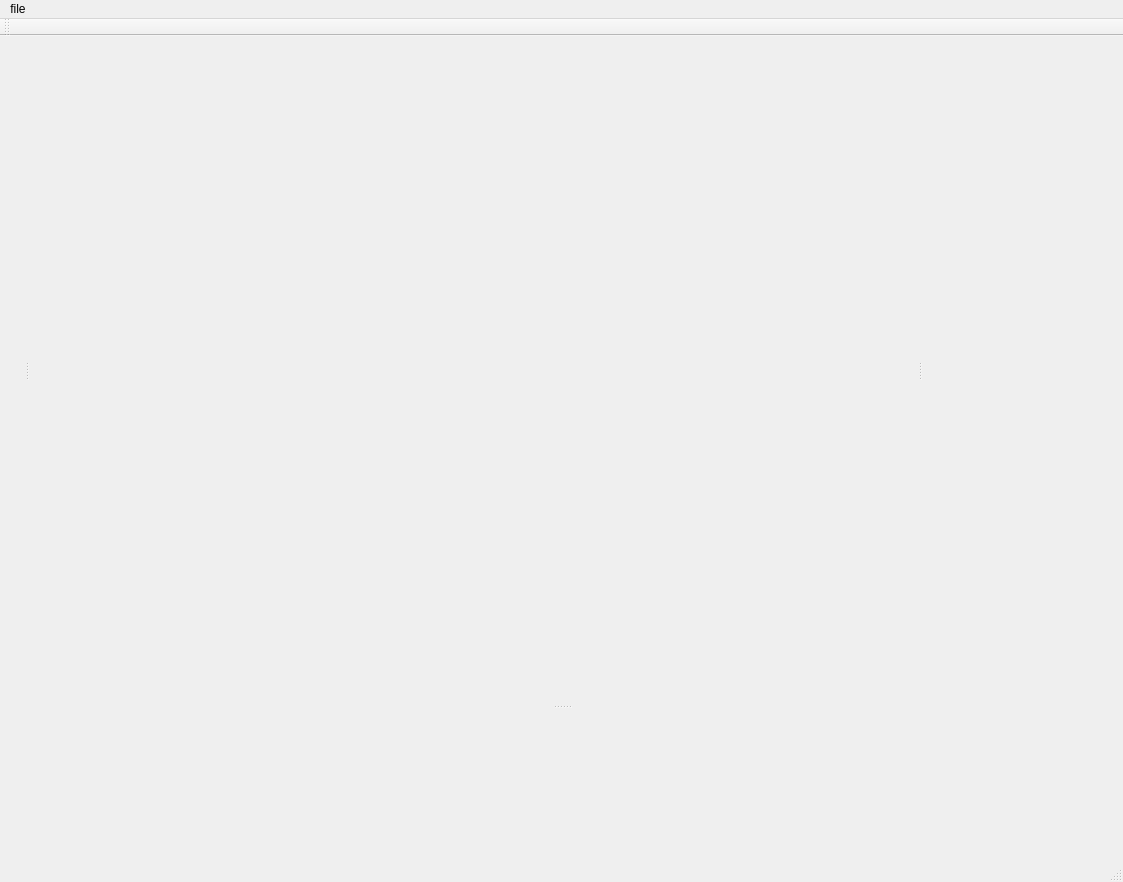
First picture: the form in clothdesigner.ui, repository dolphin-li/ClothDesigner, before the edit.
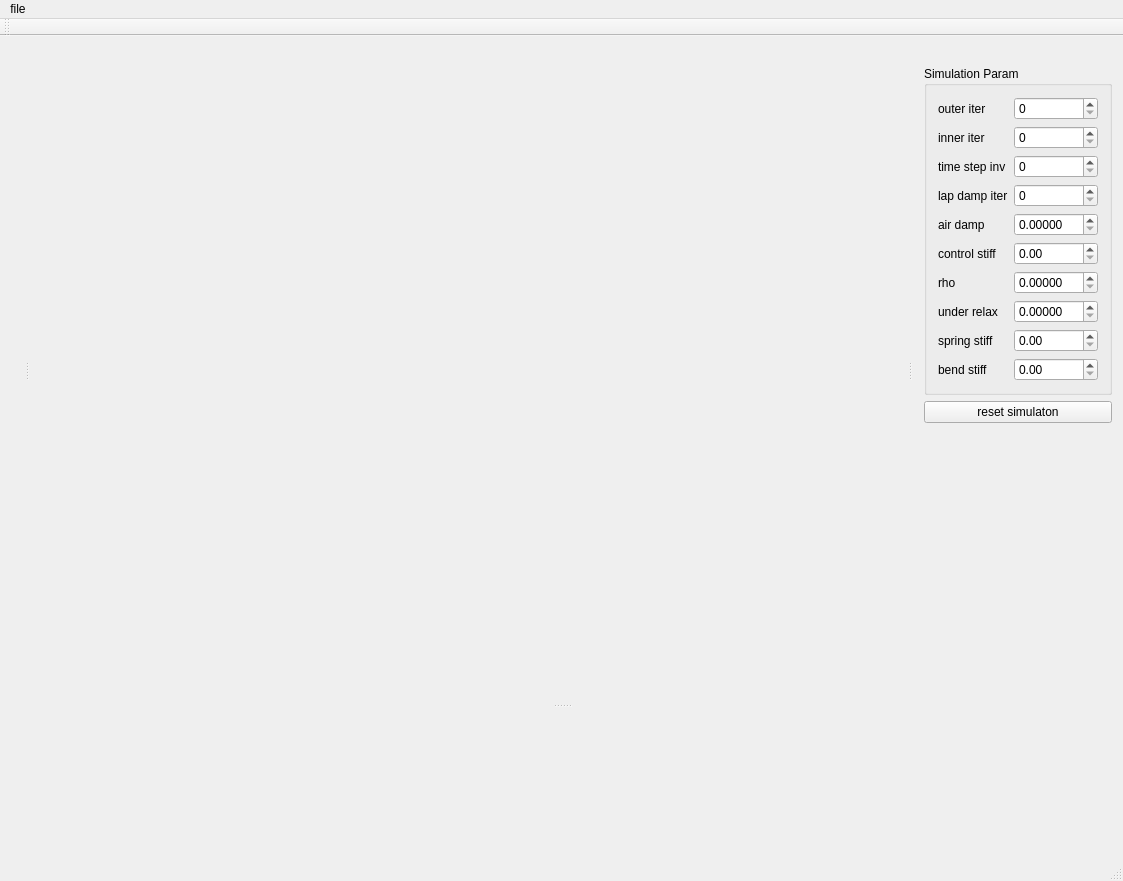
Second picture: the form after the edit.

Patch:
```diff
--- a/clothdesigner.ui
+++ b/clothdesigner.ui
@@ -7,7 +7,7 @@
     <x>0</x>
     <y>0</y>
     <width>1123</width>
-    <height>882</height>
+    <height>881</height>
    </rect>
   </property>
   <property name="windowTitle">
@@ -46,8 +46,8 @@
   <widget class="QDockWidget" name="dockWidgetRight">
    <property name="minimumSize">
     <size>
-     <width>200</width>
-     <height>38</height>
+     <width>201</width>
+     <height>362</height>
     </size>
    </property>
    <property name="features">
@@ -56,7 +56,183 @@
    <attribute name="dockWidgetArea">
     <number>2</number>
    </attribute>
-   <widget class="QWidget" name="dockWidgetContentsRight"/>
+   <widget class="QWidget" name="dockWidgetContentsRight">
+    <layout class="QGridLayout" name="gridLayout_2">
+     <item row="0" column="0">
+      <widget class="QGroupBox" name="groupBox">
+       <property name="title">
+        <string>Simulation Param</string>
+       </property>
+       <layout class="QGridLayout" name="gridLayout">
+        <item row="0" column="0">
+         <widget class="QLabel" name="label">
+          <property name="text">
+           <string>outer iter</string>
+          </property>
+         </widget>
+        </item>
+        <item row="0" column="1">
+         <widget class="QSpinBox" name="sbSparamOuterIter"/>
+        </item>
+        <item row="1" column="0">
+         <widget class="QLabel" name="label_2">
+          <property name="text">
+           <string>inner iter</string>
+          </property>
+         </widget>
+        </item>
+        <item row="1" column="1">
+         <widget class="QSpinBox" name="sbSparamInnerIter">
+          <property name="maximum">
+           <number>9999</number>
+          </property>
+         </widget>
+        </item>
+        <item row="2" column="0">
+         <widget class="QLabel" name="label_3">
+          <property name="text">
+           <string>time step inv</string>
+          </property>
+         </widget>
+        </item>
+        <item row="2" column="1">
+         <widget class="QSpinBox" name="sbSparamTimeStepInv">
+          <property name="maximum">
+           <number>9999</number>
+          </property>
+         </widget>
+        </item>
+        <item row="3" column="0">
+         <widget class="QLabel" name="label_4">
+          <property name="text">
+           <string>lap damp iter</string>
+          </property>
+         </widget>
+        </item>
+        <item row="3" column="1">
+         <widget class="QSpinBox" name="sbSparamLapDampIter"/>
+        </item>
+        <item row="4" column="0">
+         <widget class="QLabel" name="label_5">
+          <property name="text">
+           <string>air damp</string>
+          </property>
+         </widget>
+        </item>
+        <item row="4" column="1">
+         <widget class="QDoubleSpinBox" name="sbSparamAirDamp">
+          <property name="decimals">
+           <number>5</number>
+          </property>
+          <property name="maximum">
+           <double>1.000000000000000</double>
+          </property>
+         </widget>
+        </item>
+        <item row="5" column="0">
+         <widget class="QLabel" name="label_6">
+          <property name="text">
+           <string>control stiff</string>
+          </property>
+         </widget>
+        </item>
+        <item row="5" column="1">
+         <widget class="QDoubleSpinBox" name="sbSparamControlStiff">
+          <property name="maximum">
+           <double>999999999.000000000000000</double>
+          </property>
+         </widget>
+        </item>
+        <item row="6" column="0">
+         <widget class="QLabel" name="label_7">
+          <property name="text">
+           <string>rho</string>
+          </property>
+         </widget>
+        </item>
+        <item row="6" column="1">
+         <widget class="QDoubleSpinBox" name="sbSparamRho">
+          <property name="decimals">
+           <number>5</number>
+          </property>
+          <property name="maximum">
+           <double>1.000000000000000</double>
+          </property>
+         </widget>
+        </item>
+        <item row="7" column="0">
+         <widget class="QLabel" name="label_8">
+          <property name="text">
+           <string>under relax</string>
+          </property>
+         </widget>
+        </item>
+        <item row="7" column="1">
+         <widget class="QDoubleSpinBox" name="sbSparamUnderRelax">
+          <property name="decimals">
+           <number>5</number>
+          </property>
+          <property name="maximum">
+           <double>1.000000000000000</double>
+          </property>
+         </widget>
+        </item>
+        <item row="8" column="0">
+         <widget class="QLabel" name="label_9">
+          <property name="text">
+           <string>spring stiff</string>
+          </property>
+         </widget>
+        </item>
+        <item row="8" column="1">
+         <widget class="QDoubleSpinBox" name="sbSparamSpringStiff">
+          <property name="maximum">
+           <double>999999999.000000000000000</double>
+          </property>
+         </widget>
+        </item>
+        <item row="9" column="0">
+         <widget class="QLabel" name="label_10">
+          <property name="text">
+           <string>bend stiff</string>
+          </property>
+         </widget>
+        </item>
+        <item row="9" column="1">
+         <widget class="QDoubleSpinBox" name="sbSparamBendStiff">
+          <property name="maximum">
+           <double>9999.000000000000000</double>
+          </property>
+         </widget>
+        </item>
+       </layout>
+      </widget>
+     </item>
+     <item row="2" column="0">
+      <spacer name="verticalSpacer">
+       <property name="orientation">
+        <enum>Qt::Vertical</enum>
+       </property>
+       <property name="sizeHint" stdset="0">
+        <size>
+         <width>20</width>
+         <height>309</height>
+        </size>
+       </property>
+      </spacer>
+     </item>
+     <item row="1" column="0">
+      <widget class="QPushButton" name="pbResetSimulation">
+       <property name="text">
+        <string>reset simulaton</string>
+       </property>
+       <property name="shortcut">
+        <string>1</string>
+       </property>
+      </widget>
+     </item>
+    </layout>
+   </widget>
   </widget>
   <widget class="QDockWidget" name="dockWidgetLower">
    <property name="minimumSize">
```
